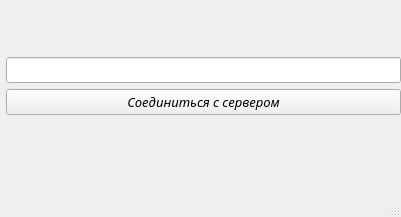
Old version of the form client/mainwindow.ui in the repository VladZg/Network_Battleship_2vs1.
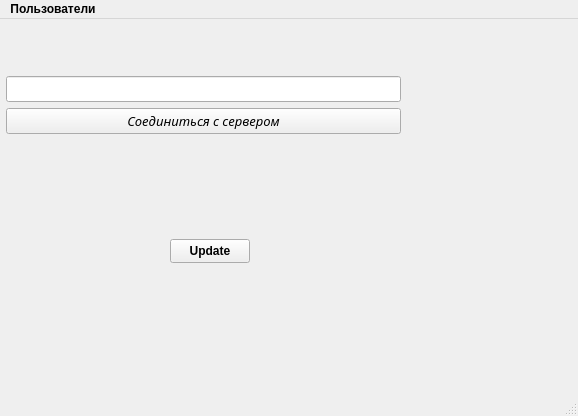
New version of the form.

Commit message: diplaying list of authorized users added

```diff
--- a/client/mainwindow.ui
+++ b/client/mainwindow.ui
@@ -6,8 +6,8 @@
    <rect>
     <x>0</x>
     <y>0</y>
-    <width>401</width>
-    <height>217</height>
+    <width>578</width>
+    <height>416</height>
    </rect>
   </property>
   <property name="font">
@@ -82,16 +82,35 @@
      </item>
     </layout>
    </widget>
+   <widget class="QPushButton" name="updateButton">
+    <property name="geometry">
+     <rect>
+      <x>170</x>
+      <y>220</y>
+      <width>80</width>
+      <height>24</height>
+     </rect>
+    </property>
+    <property name="text">
+     <string>Update</string>
+    </property>
+   </widget>
   </widget>
   <widget class="QMenuBar" name="menubar">
    <property name="geometry">
     <rect>
      <x>0</x>
      <y>0</y>
-     <width>401</width>
+     <width>578</width>
      <height>21</height>
     </rect>
    </property>
+   <widget class="QMenu" name="usersList">
+    <property name="title">
+     <string>Пользователи</string>
+    </property>
+   </widget>
+   <addaction name="usersList"/>
   </widget>
   <widget class="QStatusBar" name="statusbar">
    <property name="font">
```
The commit also changes 4 other files.
